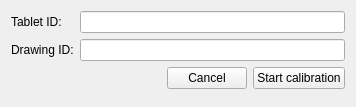
Before: the Qt Designer form ui/newcalibration.ui in EuracBiomedicalResearch/DigitalSpiralography, drawn with Qt 5.
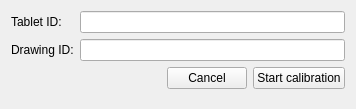
After: the same form once the commit is applied.

Commit message: Bump version number already. Fix odd resizing on "New calibration".

The edit to the form file:
```diff
--- a/ui/newcalibration.ui
+++ b/ui/newcalibration.ui
@@ -7,13 +7,13 @@
     <x>0</x>
     <y>0</y>
     <width>356</width>
-    <height>107</height>
+    <height>109</height>
    </rect>
   </property>
   <property name="minimumSize">
    <size>
     <width>356</width>
-    <height>107</height>
+    <height>109</height>
    </size>
   </property>
   <property name="maximumSize">
```
The commit also changes 1 other file.
